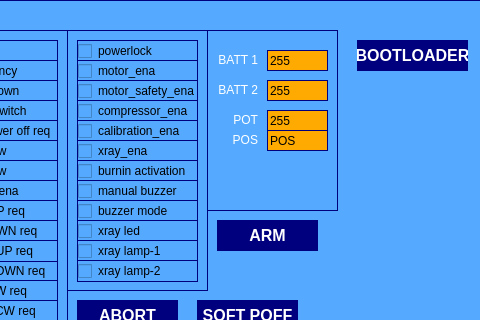
Before: the Qt Designer form SOURCE/WINDOW/window.ui in marcorispoli/MCPU_POWER_SERVICE, drawn with Qt 5; both pictures show x 443 to 923 and y 0 to 320 of the 923 by 600 pixel window.
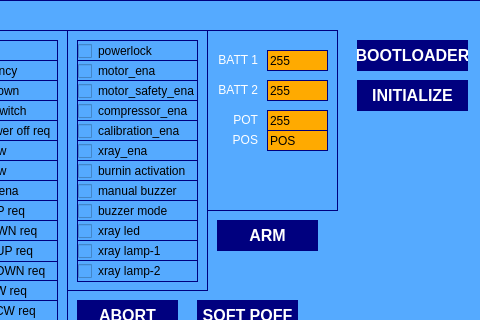
After: the same form once the commit is applied.

Diff of the .ui file:
```diff
--- a/SOURCE/WINDOW/window.ui
+++ b/SOURCE/WINDOW/window.ui
@@ -1661,6 +1661,31 @@
      <string>BOOTLOADER</string>
     </property>
    </widget>
+   <widget class="QPushButton" name="initButton">
+    <property name="geometry">
+     <rect>
+      <x>800</x>
+      <y>80</y>
+      <width>111</width>
+      <height>31</height>
+     </rect>
+    </property>
+    <property name="font">
+     <font>
+      <pointsize>12</pointsize>
+      <bold>true</bold>
+     </font>
+    </property>
+    <property name="styleSheet">
+     <string notr="true">background-color: rgb(0, 0, 127);
+color: rgb(255, 255, 255);
+border-width: 0px;
+</string>
+    </property>
+    <property name="text">
+     <string>INITIALIZE</string>
+    </property>
+   </widget>
   </widget>
  </widget>
  <resources/>
```
